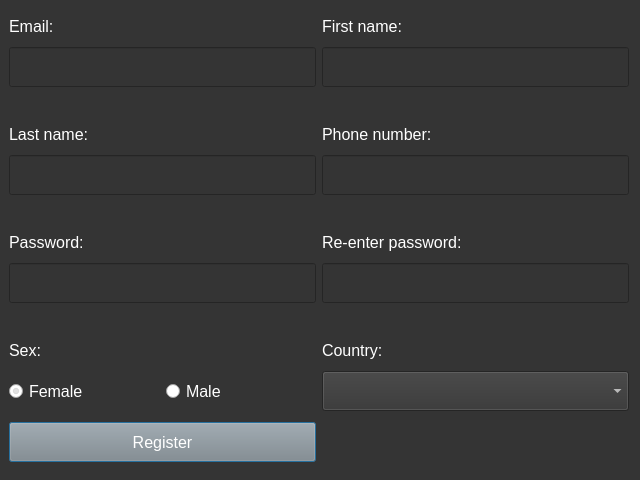
First picture: the form in Application/Resources/interfaces/client_register_form.ui, repository MateuszPason/Cruise_trips, before the edit.
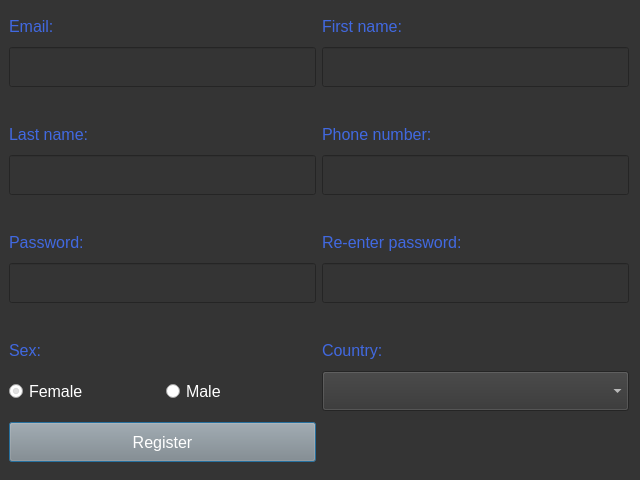
Second picture: the form after the edit.

Commit message: Unification colors on different interfaces

The edit to the form file:
```diff
--- a/Application/Resources/interfaces/client_register_form.ui
+++ b/Application/Resources/interfaces/client_register_form.ui
@@ -31,7 +31,7 @@
 }
 
 QLabel {
-color: #FFFFFF;
+color: #4169E1;
 font-size: 12pt;
 }
 
```
The commit also changes 7 other files.
